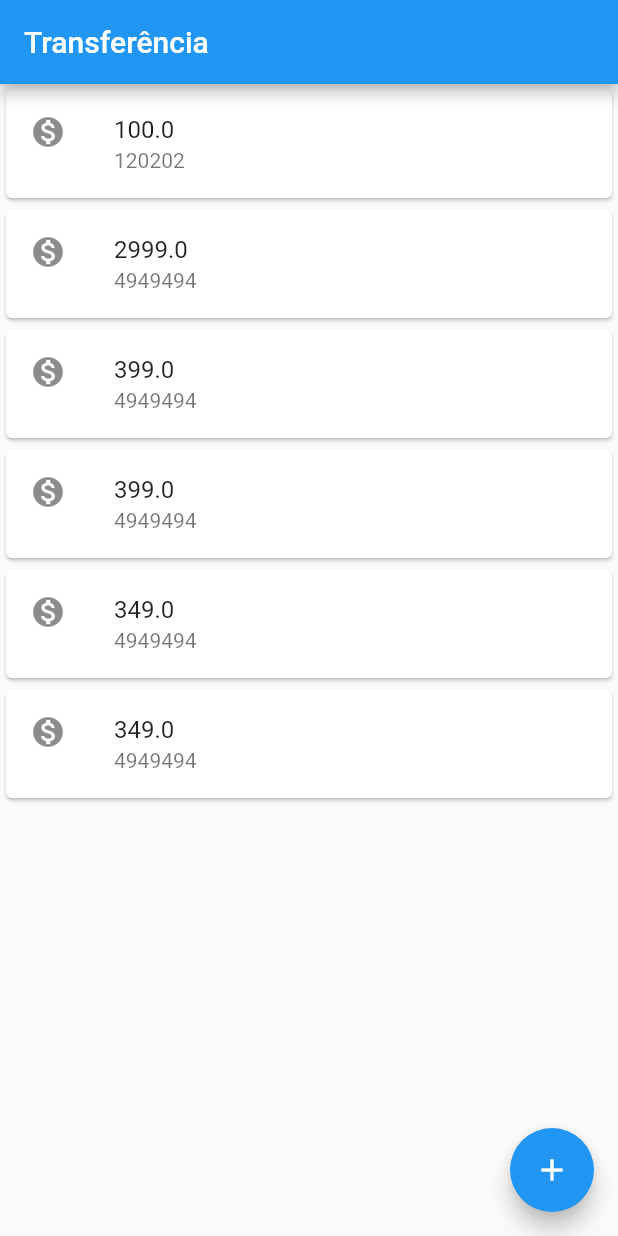
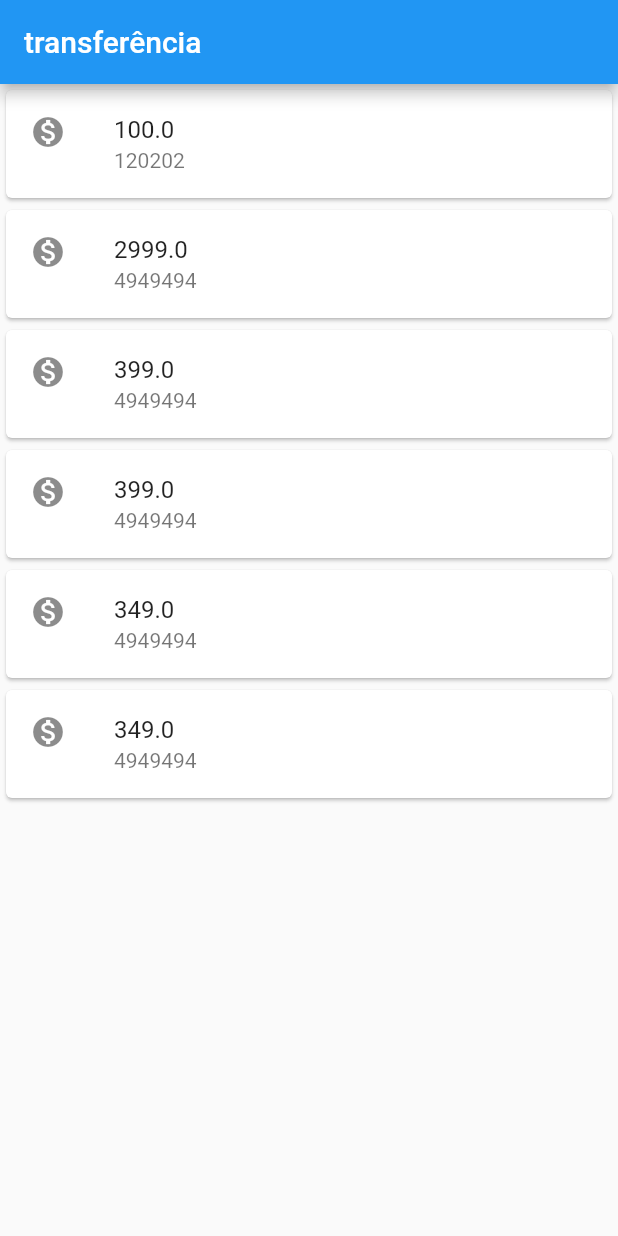
Before and after one commit to wiliamtaesunglee/flutter-bytebank, a Flutter app: the screen it shows after launch, on a phone screen of 412 x 824 dp. Run offline on Flutter 3.47's test engine with Material 2 defaults, Android fonts, the phone set to English and light mode, and no system bars.

Commit message:
feat: add header

```diff
--- a/lib/main.dart
+++ b/lib/main.dart
@@ -4,32 +4,27 @@ void main() => runApp(BytebankApp());
 
 class BytebankApp extends StatelessWidget {
   Widget build(BuildContext context) {
-    return MaterialApp(
-      home: Scaffold(
-        appBar: AppBar(
-          title: Text('Transferência'),
-        ),
-        floatingActionButton: FloatingActionButton(
-          onPressed: () {},
-          child: Icon(Icons.add),
-        ),
-        body: ListaDeTransferencia(),
-      ),
-    );
+    return MaterialApp(home: ListaDeTransferencia());
   }
+}
+
+class Header extends AppBar {
+  Header(String titulo) : super(title: Text(titulo));
 }
 
 class ListaDeTransferencia extends StatelessWidget {
   @override
   Widget build(BuildContext context) {
-    return Column(children: [
+    return Scaffold(
+        appBar: Header('transferência'),
+        body: Column(children: [
           ItemTransferencia(Transferencia(100, 120202)),
           ItemTransferencia(Transferencia(2999, 4949494)),
           ItemTransferencia(Transferencia(399, 4949494)),
           ItemTransferencia(Transferencia(399, 4949494)),
           ItemTransferencia(Transferencia(349, 4949494)),
           ItemTransferencia(Transferencia(349, 4949494)),
-    ]);
+        ]));
   }
 }
 
@@ -54,3 +49,10 @@ class ItemTransferencia extends StatelessWidget {
     );
   }
 }
+
+class FormularioTransferencia extends StatelessWidget {
+  @override
+  Widget build(BuildContext context) {
+    return Scaffold(appBar: Header('Criando transação'));
+  }
+}
```
Lines whose indentation alone changed are shown as unchanged.
